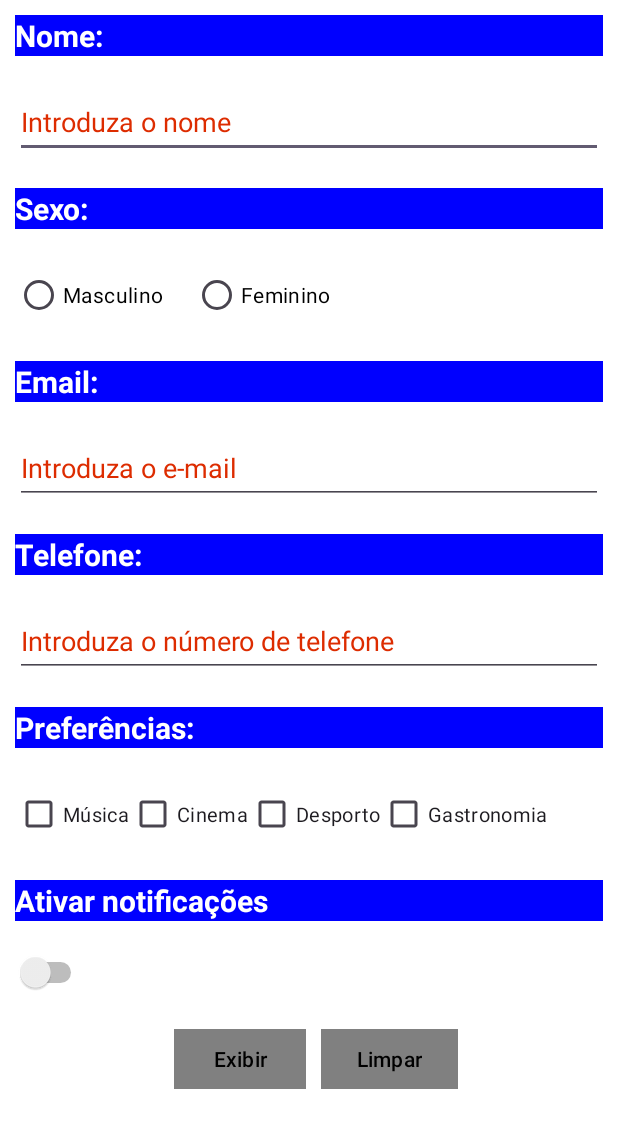
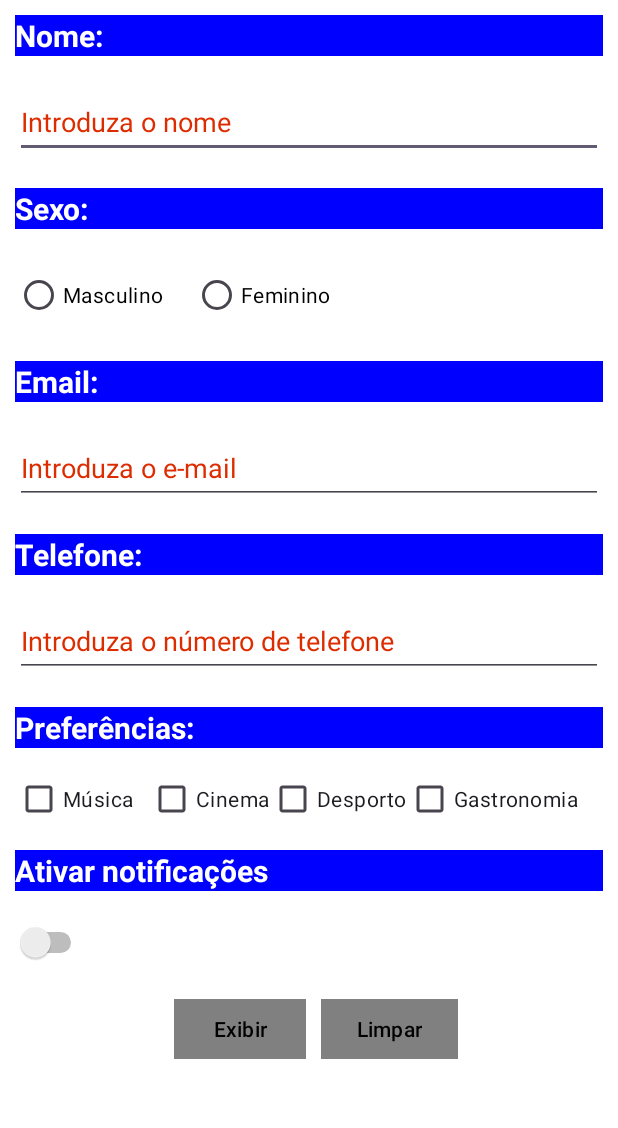
Before and after one commit to juliolopesb/PPDM-Uni-CV, an Android app: the screen it shows after launch (MainActivity), on a phone screen of 412 x 824 dp. Shown: the top 1128 px of the screen. Run offline under Robolectric (Android 15) with nearby library versions, the phone set to English and light mode, and no system bars.

Commit message:
Formulario utilizando o LinearLayout

```diff
--- a/Aula 1/Formulario_LinearLayout/app/src/main/res/layout-v27/activity_main.xml
+++ b/Aula 1/Formulario_LinearLayout/app/src/main/res/layout-v27/activity_main.xml
@@ -144,36 +144,32 @@
     <LinearLayout
         android:layout_width="wrap_content"
         android:layout_height="wrap_content"
-        android:orientation="horizontal"
-        android:padding="10sp">
+        android:orientation="horizontal">
 
         <CheckBox
             android:id="@+id/box_musica"
             android:layout_width="wrap_content"
             android:layout_height="wrap_content"
-            android:text="@string/musica"
-            android:textSize="13sp"/>
+            android:layout_marginHorizontal="10dp"
+            android:text="@string/musica" />
 
         <CheckBox
             android:id="@+id/box_cinema"
             android:layout_width="wrap_content"
             android:layout_height="wrap_content"
-            android:text="@string/cinema"
-            android:textSize="13sp" />
+            android:text="@string/cinema" />
 
         <CheckBox
             android:id="@+id/box_desporto"
             android:layout_width="wrap_content"
             android:layout_height="wrap_content"
-            android:text="@string/desporto"
-            android:textSize="13sp"/>
+            android:text="@string/desporto" />
 
         <CheckBox
             android:id="@+id/box_gastronomia"
             android:layout_width="wrap_content"
             android:layout_height="wrap_content"
-            android:text="@string/gastronomia"
-            android:textSize="13sp" />
+            android:text="@string/gastronomia" />
     </LinearLayout>
 
     <TextView
@@ -207,13 +203,12 @@
         <Button
             android:layout_width="wrap_content"
             android:layout_height="wrap_content"
-            android:layout_margin="10dp"
-            android:backgroundTint="@color/gray"
-            android:minHeight="48dp"
             android:text="@string/botao_exibir"
             android:textColor="@color/black"
+            android:layout_margin="10dp"
+            android:minHeight="48dp"
             app:cornerRadius="0dp"
-            tools:ignore="TouchTargetSizeCheck" />
+            android:backgroundTint="@color/gray" />
 
         <Button
             android:layout_width="wrap_content"
@@ -222,6 +217,6 @@
             android:textColor="@color/black"
             android:minHeight="48dp"
             app:cornerRadius="0dp"
-            android:backgroundTint="@color/gray"/>
+            android:backgroundTint="@color/gray" />
     </LinearLayout>
 </LinearLayout>
```
Also changed, not shown: 1 other file.
